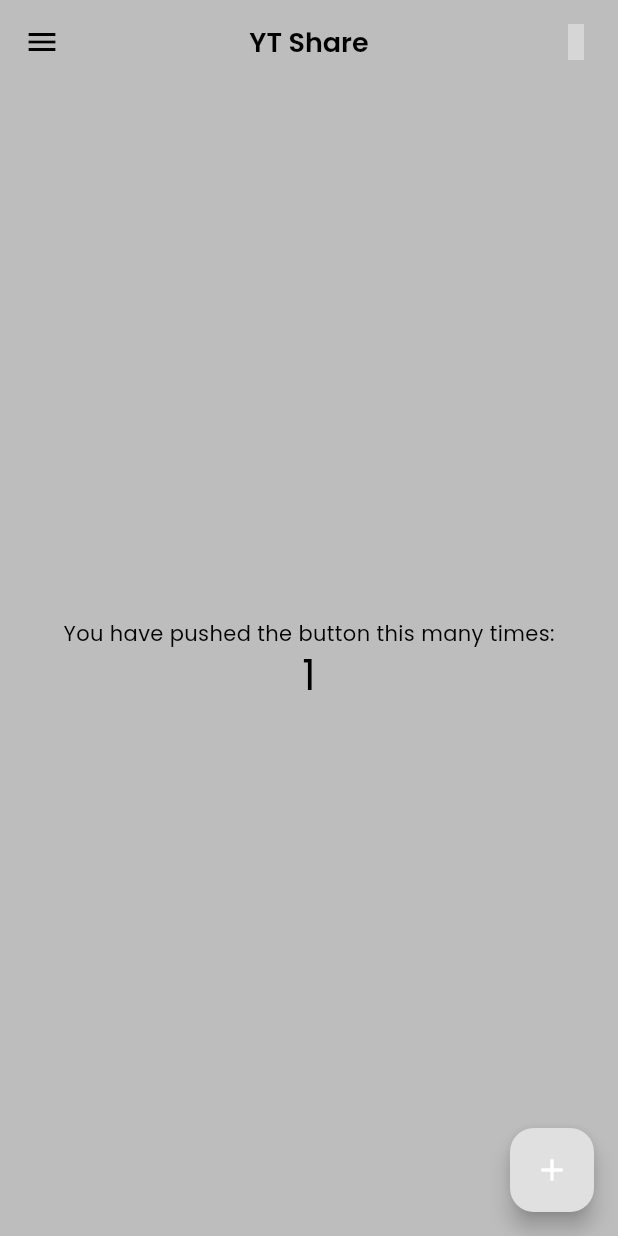
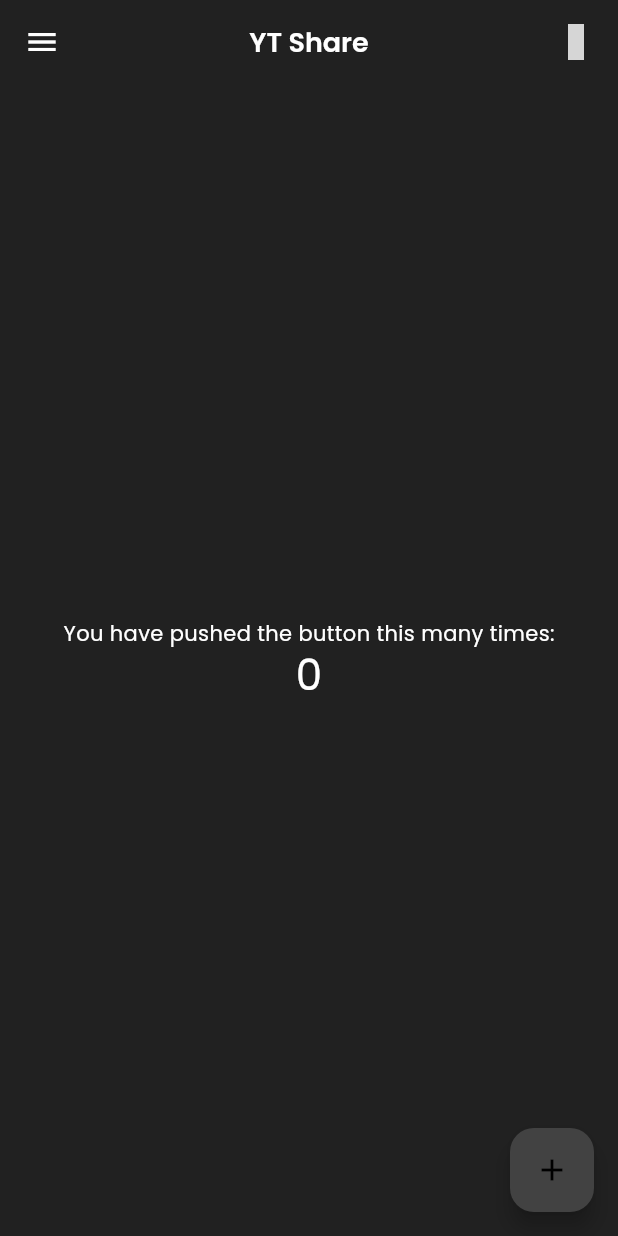
Before and after one commit to nabinoy/ytshare, a Flutter app: the screen it shows after launch, after a tap on the "add" icon, on a phone screen of 412 x 824 dp. Run offline on Flutter 3.47's test engine with Material 3 defaults, Android fonts, the phone set to English and light mode, and no system bars; our stand-ins replace animated_splash_screen, flutter_animate, material_design_icons_flutter, page_transition; grey boxes are pictures that could not be loaded.

Commit message:
theme toggle added

```diff
--- a/lib/main.dart
+++ b/lib/main.dart
@@ -1,11 +1,17 @@
 import 'package:flutter/material.dart';
+import 'package:provider/provider.dart';
 import 'package:ytshare/constants/global.dart';
 import 'package:ytshare/router.dart';
 import 'package:ytshare/splash/splash_screen.dart';
-import 'package:ytshare/theme/theme.dart';
+//import 'package:ytshare/theme/theme.dart';
+import 'package:ytshare/theme/theme_provider.dart';
 
 void main() {
-  runApp(const YTShare());
+  //runApp(const YTShare());
+  runApp(ChangeNotifierProvider(
+    create: (context) => ThemeProvider(),
+    child: const YTShare(),
+  ));
 }
 
 class YTShare extends StatelessWidget {
@@ -14,11 +20,13 @@ class YTShare extends StatelessWidget {
   // This widget is the root of your application.
   @override
   Widget build(BuildContext context) {
+
     return MaterialApp(
       title: Global.appName,
       debugShowCheckedModeBanner: false,
-      theme: lightMode,
-      darkTheme: darkMode,
+      theme: Provider.of<ThemeProvider>(context).themeData,
+      // theme: lightMode,
+      //darkTheme: darkMode,
       // theme: ThemeData(
       //   fontFamily: Global.fontRegular,
       //   colorScheme: ColorScheme.fromSeed(seedColor: Colors.deepPurple),
--- a/lib/screens/homepage.dart
+++ b/lib/screens/homepage.dart
@@ -1,7 +1,9 @@
 import 'package:flutter/material.dart';
 import 'package:flutter/services.dart';
+import 'package:provider/provider.dart';
 import 'package:ytshare/constants/global.dart';
 import 'package:material_design_icons_flutter/material_design_icons_flutter.dart';
+import 'package:ytshare/theme/theme_provider.dart';
 
 class Home extends StatefulWidget {
   const Home({super.key});
@@ -19,6 +21,24 @@ class _HomeState extends State<Home> {
     });
   }
 
+  bool isDarkMode = false;
+
+  void toggleTheme() {
+    setState(() {
+      isDarkMode = !isDarkMode;
+      updateSystemNavigationBar();
+    });
+  }
+
+  void updateSystemNavigationBar() {
+    SystemChrome.setSystemUIOverlayStyle(SystemUiOverlayStyle(
+      systemNavigationBarColor:
+          isDarkMode ? Colors.grey.shade900 : Colors.grey.shade400,
+      systemNavigationBarIconBrightness:
+          isDarkMode ? Brightness.light : Brightness.dark,
+    ));
+  }
+
   @override
   Widget build(BuildContext context) {
     return Scaffold(
@@ -29,8 +49,7 @@ class _HomeState extends State<Home> {
         elevation: 0,
         title: Text(
           Global.appName,
-          style: const TextStyle(
-              fontSize: 18, color: Colors.black, fontWeight: FontWeight.w600),
+          style: const TextStyle(fontSize: 18, fontWeight: FontWeight.w600),
         ),
         actions: [
           GestureDetector(
@@ -63,7 +82,10 @@ class _HomeState extends State<Home> {
         ),
       ),
       floatingActionButton: FloatingActionButton(
-        onPressed: _incrementCounter,
+        onPressed: () {
+          toggleTheme();
+          Provider.of<ThemeProvider>(context, listen: false).toggleTheme();
+        },
         tooltip: 'Increment',
         child: const Icon(Icons.add),
       ),
--- /dev/null
+++ b/lib/theme/theme_provider.dart
@@ -0,0 +1,21 @@
+import 'package:flutter/material.dart';
+import 'package:ytshare/theme/theme.dart';
+
+class ThemeProvider with ChangeNotifier{
+  ThemeData _themeData = lightMode;
+
+  ThemeData get themeData => _themeData;
+
+  set themeData(ThemeData themeData){
+    _themeData = themeData;
+    notifyListeners();
+  }
+
+  void toggleTheme(){
+    if (_themeData == lightMode) {
+      themeData = darkMode;
+    } else {
+      themeData = lightMode;
+    }
+  }
+}
--- a/pubspec.yaml
+++ b/pubspec.yaml
@@ -39,6 +39,7 @@ dependencies:
   animated_splash_screen: ^1.3.0
   flutter_animate: ^4.3.0
   material_design_icons_flutter: ^7.0.7296
+  provider: ^6.1.1
 
 dev_dependencies:
   flutter_test:
```
Also changed, not shown: pubspec.lock.
